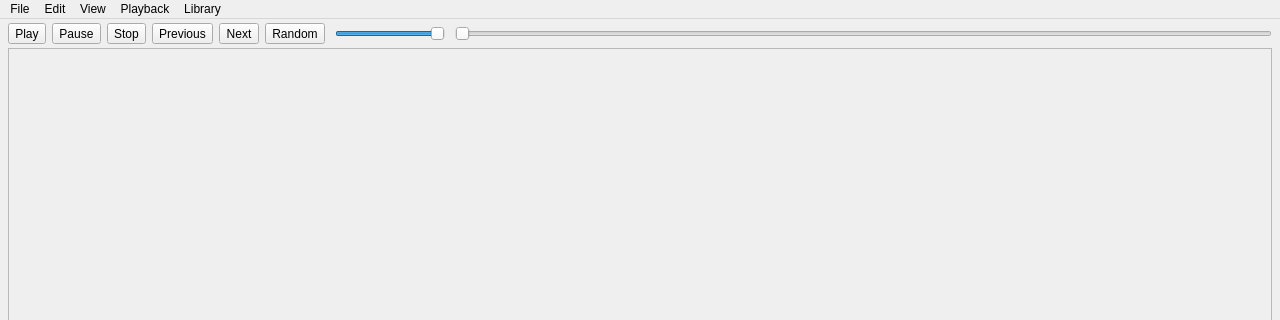
First picture: the form in src/mainwindow.ui, repository lywlywly/music-player, before the edit; both pictures show x 0 to 1280 and y 0 to 320 of the 1280 by 800 pixel window.
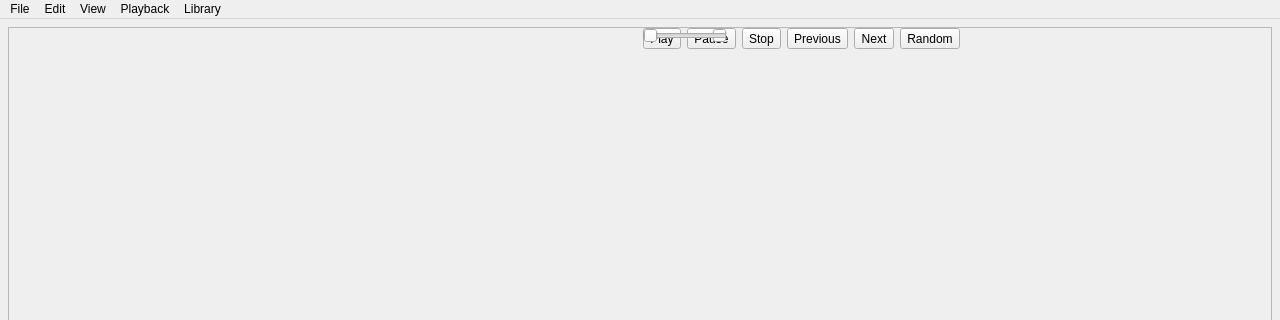
Second picture: the form after the edit. Custom widgets are drawn as their Qt base class.

Commit message: feat: playback controls in their own editable toolbar layout

```diff
--- a/src/mainwindow.ui
+++ b/src/mainwindow.ui
@@ -14,7 +14,7 @@
    <string>myplayer</string>
   </property>
   <widget class="QWidget" name="centralWidget">
-   <layout class="QVBoxLayout" name="verticalLayout_4">
+   <layout class="QVBoxLayout" name="centralLayout" stretch="0,1">
     <property name="leftMargin">
      <number>8</number>
     </property>
@@ -27,21 +27,64 @@
     <property name="bottomMargin">
      <number>4</number>
     </property>
-    <item>
-     <layout class="QVBoxLayout" name="verticalLayout_3">
       <property name="spacing">
        <number>4</number>
       </property>
       <item>
-       <layout class="QHBoxLayout" name="horizontalLayout">
-        <property name="spacing">
-         <number>10</number>
-        </property>
+     <widget class="QWidget" name="toolbarHost" native="true"/>
+    </item>
+    <item>
+     <widget class="QFrame" name="frame">
+      <property name="frameShape">
+       <enum>QFrame::Shape::StyledPanel</enum>
+      </property>
+      <property name="frameShadow">
+       <enum>QFrame::Shadow::Raised</enum>
+      </property>
+      <layout class="QHBoxLayout" name="horizontalLayout_2">
+       <property name="leftMargin">
+        <number>0</number>
+       </property>
+       <property name="topMargin">
+        <number>0</number>
+       </property>
+       <property name="rightMargin">
+        <number>0</number>
+       </property>
+       <property name="bottomMargin">
+        <number>0</number>
+       </property>
         <item>
+        <widget class="QWidget" name="layoutHost" native="true"/>
+       </item>
+       <item>
+        <widget class="QWidget" name="layoutElements" native="true">
+         <property name="visible">
+          <bool>false</bool>
+         </property>
+         <widget class="QWidget" name="playbackButtons" native="true">
+          <property name="sizePolicy">
+           <sizepolicy hsizetype="Fixed" vsizetype="Fixed">
+            <horstretch>0</horstretch>
+            <verstretch>0</verstretch>
+           </sizepolicy>
+          </property>
          <layout class="QHBoxLayout" name="playbackButtonsLayout">
           <property name="spacing">
            <number>6</number>
           </property>
+           <property name="leftMargin">
+            <number>0</number>
+           </property>
+           <property name="topMargin">
+            <number>0</number>
+           </property>
+           <property name="rightMargin">
+            <number>0</number>
+           </property>
+           <property name="bottomMargin">
+            <number>0</number>
+           </property>
           <item>
            <widget class="QToolButton" name="play_button">
             <property name="text">
@@ -85,8 +128,7 @@
            </widget>
           </item>
          </layout>
-        </item>
-        <item>
+         </widget>
          <widget class="QSlider" name="volumeSlider">
           <property name="minimumSize">
            <size>
@@ -116,45 +158,11 @@
            <enum>Qt::Orientation::Horizontal</enum>
           </property>
          </widget>
-        </item>
-        <item>
-         <widget class="JumpSlider" name="horizontalSlider">
+         <widget class="JumpSlider" name="seekSlider">
           <property name="orientation">
            <enum>Qt::Orientation::Horizontal</enum>
           </property>
          </widget>
-        </item>
-       </layout>
-      </item>
-      <item>
-       <widget class="QFrame" name="frame">
-        <property name="frameShape">
-         <enum>QFrame::Shape::StyledPanel</enum>
-        </property>
-        <property name="frameShadow">
-         <enum>QFrame::Shadow::Raised</enum>
-        </property>
-        <layout class="QHBoxLayout" name="horizontalLayout_2">
-         <property name="leftMargin">
-          <number>0</number>
-         </property>
-         <property name="topMargin">
-          <number>0</number>
-         </property>
-         <property name="rightMargin">
-          <number>0</number>
-         </property>
-         <property name="bottomMargin">
-          <number>0</number>
-         </property>
-         <item>
-          <widget class="QWidget" name="layoutHost" native="true"/>
-         </item>
-         <item>
-          <widget class="QWidget" name="layoutElements" native="true">
-           <property name="visible">
-            <bool>false</bool>
-           </property>
            <widget class="SongInfoPanel" name="songInfoPanel" native="true">
             <property name="minimumSize">
              <size>
@@ -197,8 +205,6 @@
          </item>
         </layout>
        </widget>
-      </item>
-     </layout>
     </item>
    </layout>
   </widget>
```
Lines whose indentation alone changed are shown as unchanged. The commit also changes 24 other files.
